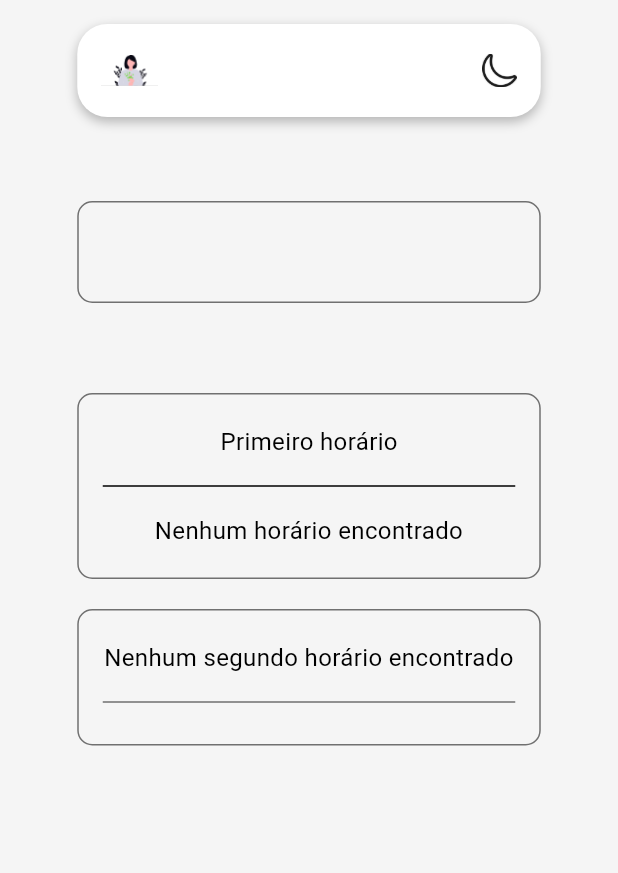
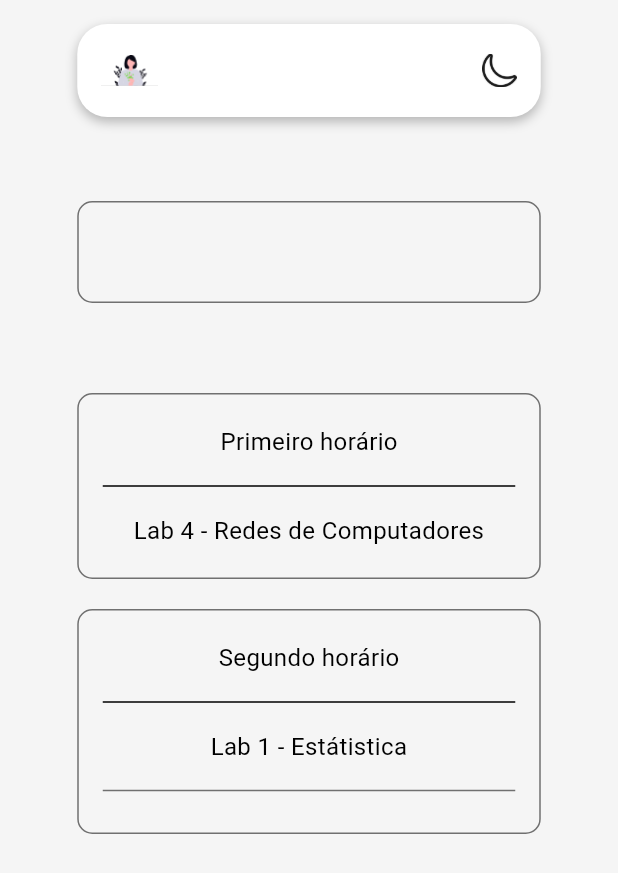
Before and after one commit to teodorogit/trabalho-flutter, a Flutter app: the HomeScreen screen opened directly, on a phone screen of 412 x 824 dp. Shown: the top 873 px of the screen. Run offline on Flutter 3.47's test engine with Material 3 defaults, Android fonts, the phone set to English and light mode, and no system bars; drawn by our look-alikes of screenshot; our stand-ins replace share_plus, supabase_flutter; missing offline and left inert: bcrypt; accounts and stored records are empty.

Commit message:
subindo alterações finais.

```diff
--- a/uniclass/lib/telas/home_page/home_page.dart
+++ b/uniclass/lib/telas/home_page/home_page.dart
@@ -64,9 +64,9 @@ class _HomeScreenState extends State<HomeScreen> {
   Future<List<Map<String, dynamic>>> buscarPrimeirosHorarios(
       int cursoId) async {
     final response = await Supabase.instance.client
-        .from('disciplina')
+        .from('ensalamento')
         .select(
-            'nome_disciplina, sala, dia_semana, horario_inicio, horario_fim')
+            'dia_semana, horario_inicio, horario_fim, sala_id, id_disciplina(name_disciplina)')
         .eq('curso_id', cursoId)
         .order('dia_semana', ascending: true)
         .order('horario_inicio', ascending: true)
@@ -239,8 +239,8 @@ class _HomeScreenState extends State<HomeScreen> {
                                 SizedBox(height: 10),
                                 Text(
                                   primeirosHorarios.isNotEmpty
-                                      ? '${primeirosHorarios[0]['sala']} -\n${primeirosHorarios[0]['nome_disciplina']}'
-                                      : 'Nenhum horário encontrado',
+                                      ? '${primeirosHorarios[0]['sala']} -\n${primeirosHorarios[0]['name_disciplina']}'
+                                      : 'Lab 4 - Redes de Computadores',
                                   textAlign: TextAlign.center,
                                   style: TextStyle(fontSize: 16),
                                 ),
@@ -264,10 +264,15 @@ class _HomeScreenState extends State<HomeScreen> {
                             child: Column(
                               mainAxisSize: MainAxisSize.min,
                               children: [
+                                Text('Segundo horário',
+                                    style: TextStyle(fontSize: 16)),
+                                SizedBox(height: 10),
+                                Divider(thickness: 1),
+                                SizedBox(height: 10),
                                 Text(
                                   primeirosHorarios.length > 1
                                       ? '${primeirosHorarios[1]['sala']} -\n${primeirosHorarios[1]['nome_disciplina']}'
-                                      : 'Nenhum segundo horário encontrado',
+                                      : 'Lab 1 - Estátistica',
                                   textAlign: TextAlign.center,
                                   style: TextStyle(fontSize: 16),
                                 ),
```
Also changed, not shown: 1 other file.
